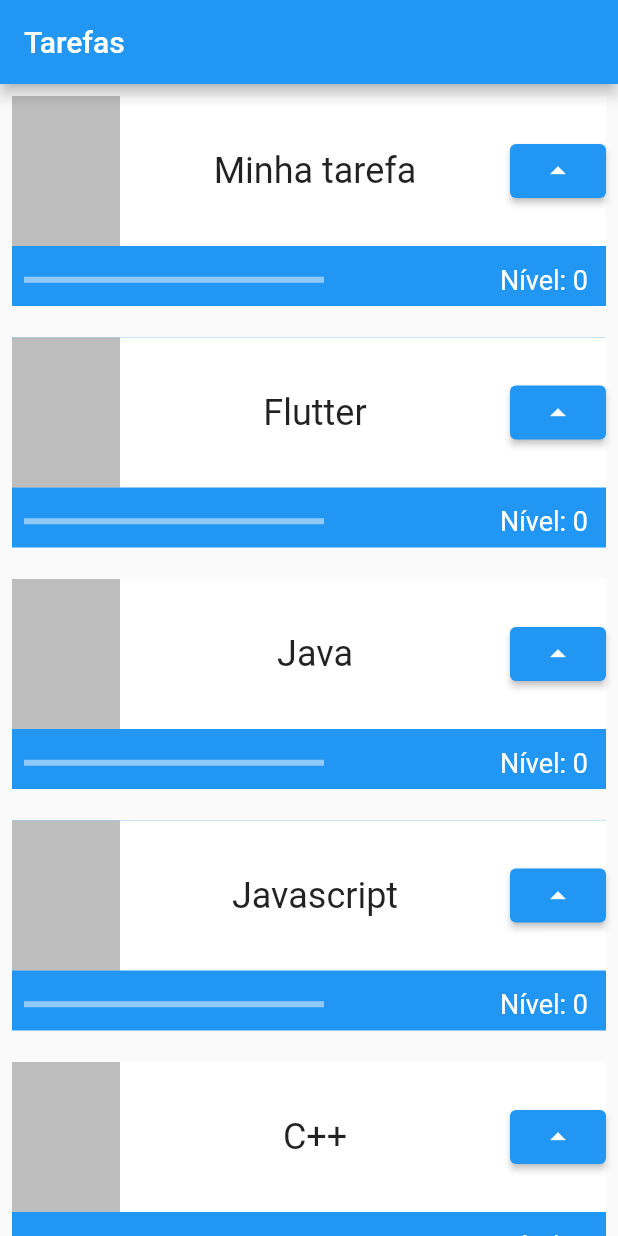
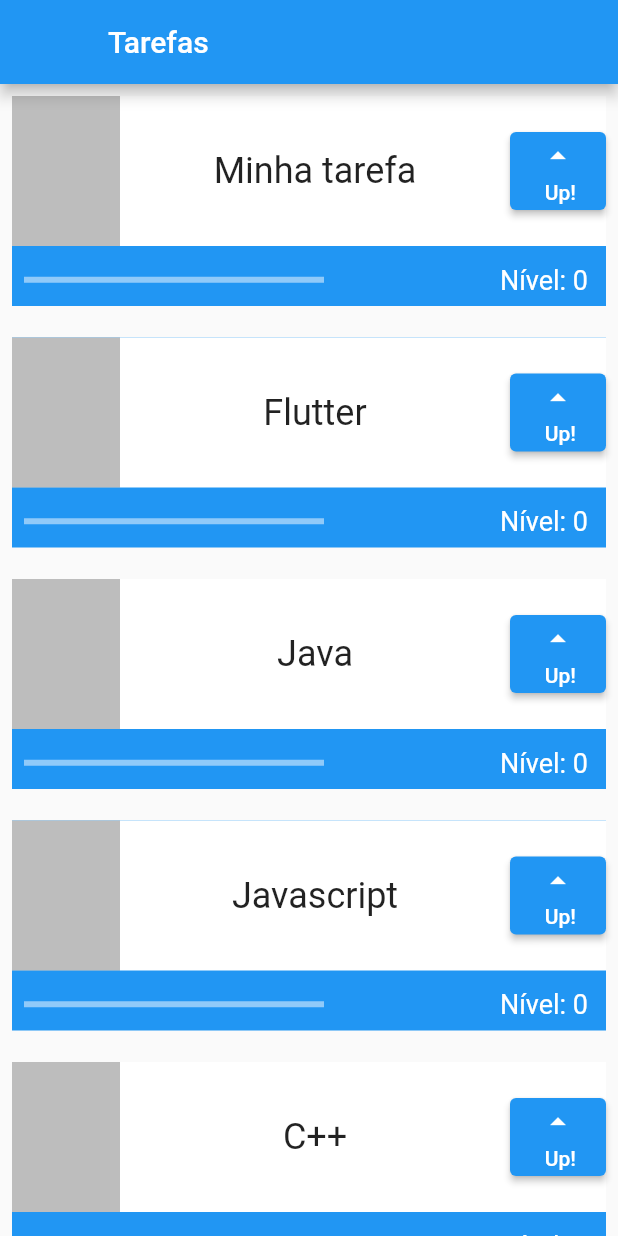
Before and after one commit to FKnight-cyber/Algorithms, a Flutter app: the screen it shows after launch, on a phone screen of 412 x 824 dp. Run offline on Flutter 3.47's test engine with Material 2 defaults, Android fonts, the phone set to English and light mode, and no system bars.

Commit message:
style: :lipstick: adjust level button layout

```diff
--- a/Flutter/primeiro_projeto/lib/main.dart
+++ b/Flutter/primeiro_projeto/lib/main.dart
@@ -17,6 +17,7 @@ class MyApp extends StatelessWidget {
         ),
         home: Scaffold(
           appBar: AppBar(
+            leading: Container(),
             title: const Text('Tarefas'),
           ),
           body: ListView(
@@ -75,16 +76,26 @@ class _TaskState extends State<Task> {
                       style: TextStyle(
                           fontSize: 24, overflow: TextOverflow.ellipsis),
                     ),
-                    ElevatedButton(
+                    Container(
+                      height: 52,
+                      child: ElevatedButton(
                           onPressed: () {
                             setState(() {
                               nivel++;
                             });
                           },
-                        child: Icon(
+                          child: Column(
+                            mainAxisAlignment: MainAxisAlignment.spaceEvenly,
+                            crossAxisAlignment: CrossAxisAlignment.end,
+                            children: [
+                              Icon(
                                 Icons.arrow_drop_up,
                                 color: Colors.white,
-                        ))
+                              ),
+                              Text('Up!', style: TextStyle(color: Colors.white),)
+                            ],
+                          )),
+                    )
                   ],
                 ),
               ),
```
Lines whose indentation alone changed are shown as unchanged.
